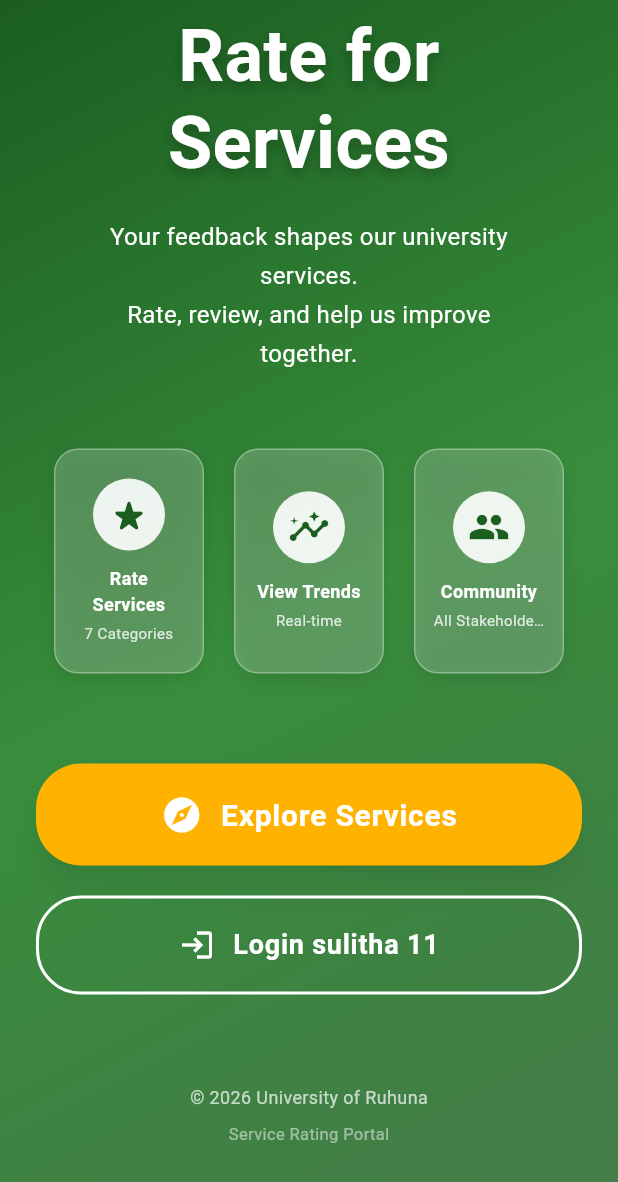
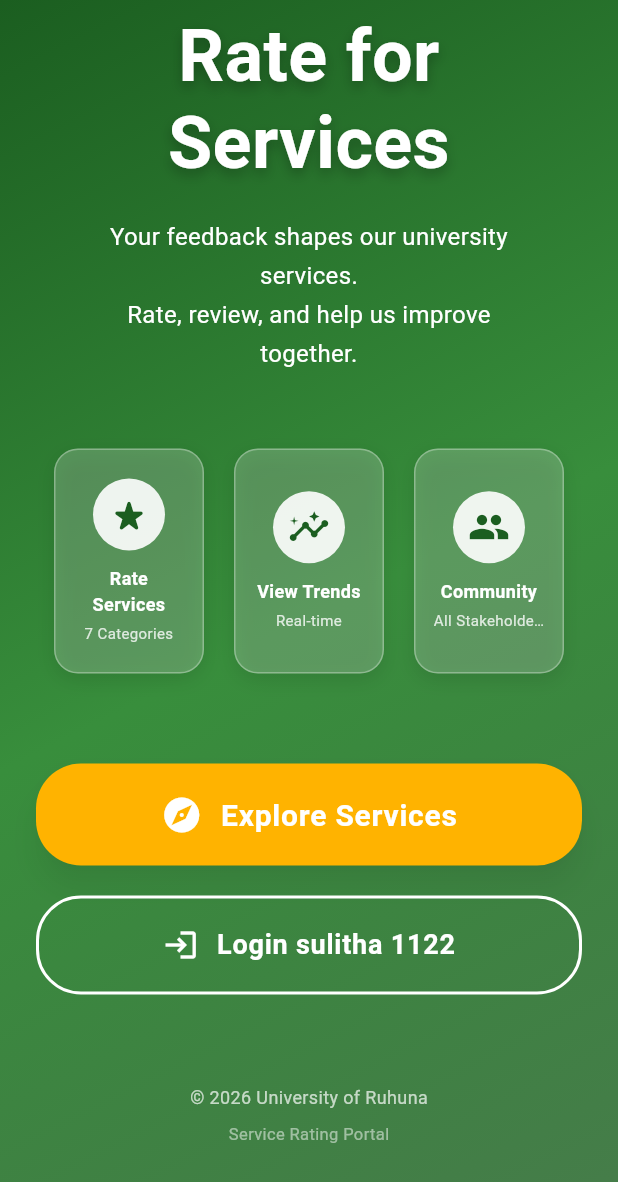
Before and after one commit to praveentecsl/rating_app, a Flutter app: the screen it shows after launch, scrolled down 356 dp, on a phone screen of 412 x 824 dp. Shown: the top 1182 px of the screen. Run offline on Flutter 3.47's test engine with Material 3 defaults, Android fonts, the phone set to English and light mode, and no system bars; our stand-ins replace sqflite, sqflite_common_ffi_web; accounts and stored records are empty.

Commit message:
change 22

```diff
--- a/lib/screens/landing_screen.dart
+++ b/lib/screens/landing_screen.dart
@@ -239,7 +239,7 @@ class LandingScreen extends StatelessWidget {
                               Icon(Icons.login, size: 24),
                               SizedBox(width: 12),
                               Text(
-                                'Login sulitha 11',
+                                'Login sulitha 1122',
                                 style: TextStyle(
                                   fontSize: 18,
                                   fontWeight: FontWeight.bold,
```
